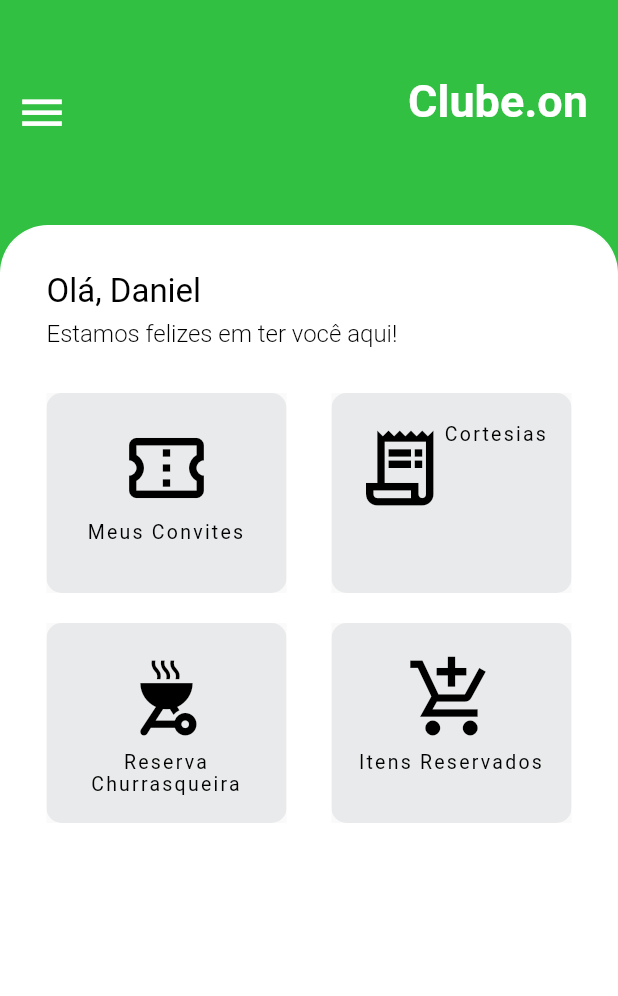
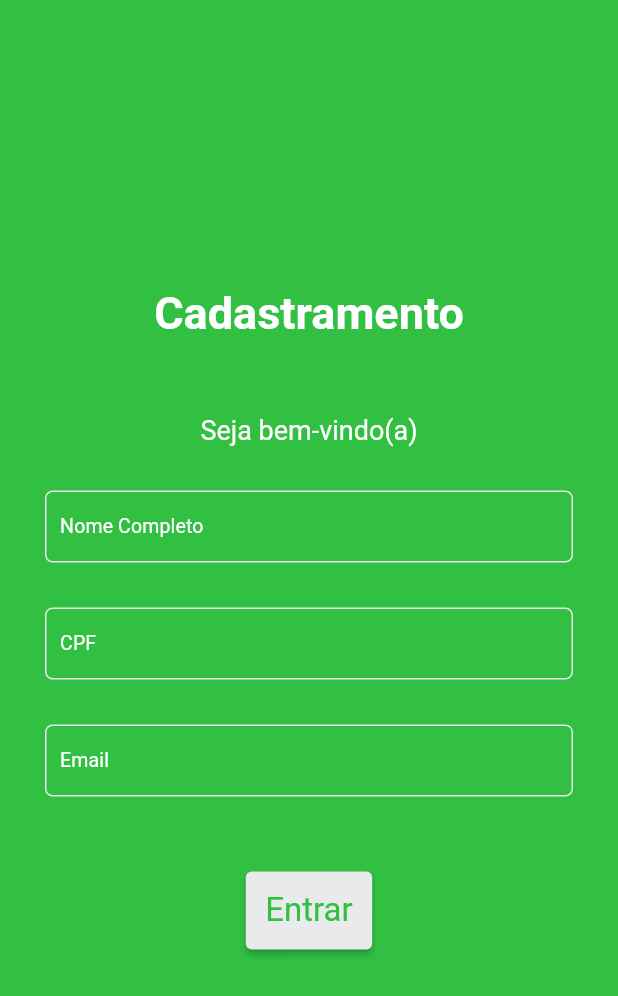
Before and after one commit to eliziariodm/desafio_wbc_sistemas, a Flutter app: the screen it shows after launch, on a phone screen of 412 x 824 dp. Shown: the top 996 px of the screen. Run offline on Flutter 3.47's test engine with Material 2 defaults, Android fonts, the phone set to English and light mode, and no system bars; our stand-ins replace brasil_fields, cached_network_image, hive, hive_flutter; accounts and stored records are empty.

Commit message:
adding feature register

```diff
--- a/lib/app/app_widget.dart
+++ b/lib/app/app_widget.dart
@@ -3,12 +3,14 @@ import 'package:flutter/services.dart';
 import 'package:provider/provider.dart';
 
 import 'controllers/grills_controller.dart';
+import 'controllers/register_controller.dart';
 import 'controllers/reserved_controller.dart';
 import 'data/datasources/get_grills_datasource.dart';
 import 'data/datasources/local/get_grills_local_datasource_impl.dart';
 import 'data/repositories/get_grills_repository.dart';
 import 'data/repositories/get_grills_repository_impl.dart';
 import 'modules/home/pages/home_page.dart';
+import 'modules/register/pages/register_page.dart';
 import 'modules/rent/pages/rent_page.dart';
 import 'modules/reserved/pages/reserved_page.dart';
 import 'modules/splash/pages/splash_page.dart';
@@ -28,6 +30,9 @@ class _AppWidgetState extends State<AppWidget> {
         Provider<GetGrillsDatasource>(
           create: (context) => GetGrillsLocalDatasourceImpl(),
         ),
+        ChangeNotifierProvider<RegisterController>(
+          create: (context) => RegisterController(),
+        ),
         Provider<GetGrillsRepository>(
           create: (context) => GetGrillsRepositoryImpl(context.read()),
         ),
@@ -42,6 +47,7 @@ class _AppWidgetState extends State<AppWidget> {
         debugShowCheckedModeBanner: false,
         routes: {
           '/': (_) => const SplashPage(),
+          '/register': (_) => const RegisterPage(),
           '/home': (_) => const HomePage(),
           '/rent': (_) => const RentPage(),
           '/reserved': (_) => const ReservedPage(),
--- /dev/null
+++ b/lib/app/controllers/register_controller.dart
@@ -0,0 +1,59 @@
+import 'package:flutter/material.dart';
+import 'package:hive/hive.dart';
+
+import '../data/models/user_model.dart';
+
+class RegisterController extends ChangeNotifier {
+  int clickSingleRegister = 0;
+  List<UserModel> userList = <UserModel>[];
+
+  late Box boxSingleRegister;
+  late Box boxUser;
+
+  get openBoxRegister => _openBoxRegister;
+
+  _openBoxRegister() async {
+    boxSingleRegister = await Hive.openBox<int>('single');
+    boxUser = await Hive.openBox<UserModel>('user');
+
+    await _singleRegister();
+    await _readyUser();
+  }
+
+  createUser({required String? fullName, required String? email}) async {
+    var name = fullName!.split(' ');
+
+    var firstName = name[0];
+
+    userList.add(
+      UserModel(
+        name: firstName,
+        email: email!,
+      ),
+    );
+
+    boxUser.put(
+      'singleUser',
+      UserModel(
+        name: userList[0].name,
+        email: userList[0].email,
+      ),
+    );
+
+    notifyListeners();
+  }
+
+  _singleRegister() async {
+    clickSingleRegister = boxSingleRegister.get('single') ?? 0;
+    await boxSingleRegister.put('single', 1);
+  }
+
+  _readyUser() async {
+    for (var user in boxUser.keys) {
+      UserModel userModel = await boxUser.get(user);
+      userList.add(userModel);
+
+      notifyListeners();
+    }
+  }
+}
--- a/lib/app/core/hive/hive_config.dart
+++ b/lib/app/core/hive/hive_config.dart
@@ -4,10 +4,13 @@ import 'package:hive_flutter/hive_flutter.dart';
 import 'package:path_provider/path_provider.dart';
 
 import 'grills_hive_adapter.dart';
+import 'user_hive_adapter.dart';
 
 class HiveConfig {
   static Future start() async {
     Hive.registerAdapter(GrillsHiveAdapter());
+    Hive.registerAdapter(UserHiveAdapter());
+
     Directory dir = await getApplicationSupportDirectory();
 
     await Hive.initFlutter(dir.path);
--- a/lib/app/modules/rent/widgets/texformfield_widget.dart
+++ b/lib/app/core/ui/ui_texformfield.dart
@@ -1,29 +1,47 @@
 import 'package:flutter/material.dart';
+import 'package:flutter/services.dart';
 
-class TextFormFieldWidget extends StatelessWidget {
+class UiTextFormField extends StatelessWidget {
   final void Function(String)? onChanged;
+  final TextEditingController? controller;
+  final String label;
+  final TextInputType? keyboardType;
+  final String? Function(String?)? validator;
+  final List<TextInputFormatter>? inputFormatters;
+  final bool isSearch;
 
-  const TextFormFieldWidget({
+  const UiTextFormField({
     Key? key,
+    required this.label,
     this.onChanged,
+    this.controller,
+    this.keyboardType,
+    this.validator,
+    this.inputFormatters,
+    this.isSearch = true,
   }) : super(key: key);
 
   @override
   Widget build(BuildContext context) {
     return TextFormField(
       onChanged: onChanged,
+      controller: controller,
+      keyboardType: keyboardType ?? TextInputType.name,
+      inputFormatters: inputFormatters,
+      validator: validator,
       cursorColor: Theme.of(context).colorScheme.primary,
-      keyboardType: TextInputType.name,
       style: Theme.of(context).textTheme.headlineSmall,
       decoration: InputDecoration(
-        prefixIcon: Icon(
-          Icons.search,
-          color: Theme.of(context).colorScheme.primary,
-        ),
+        prefixIcon: isSearch
+            ? Icon(
+                Icons.search,
+                color: Theme.of(context).colorScheme.primary,
+              )
+            : null,
         errorStyle: const TextStyle(height: 0),
-        contentPadding: const EdgeInsets.only(),
+        contentPadding: const EdgeInsets.only(left: 10),
         label: Text(
-          'Churrasqueira ou Preço',
+          label,
           style: Theme.of(context).textTheme.titleSmall,
         ),
         border: OutlineInputBorder(
--- /dev/null
+++ b/lib/app/data/models/user_model.dart
@@ -0,0 +1,35 @@
+import 'dart:convert';
+
+class UserModel {
+  final String name;
+  final String email;
+
+  UserModel({
+    required this.name,
+    required this.email,
+  });
+
+  factory UserModel.fromMap(Map<String, dynamic> map) {
+    return UserModel(
+      name: map['name'] ?? '',
+      email: map['email'] ?? '',
+    );
+  }
+
+  Map<String, dynamic> toMap() {
+    return {
+      'name': name,
+      'email': email,
+    };
+  }
+
+  String toJson() => jsonEncode(toMap());
+
+  factory UserModel.fromJson(String json) =>
+      UserModel.fromMap(jsonDecode(json));
+
+  @override
+  String toString() {
+    return 'UserModel(name: $name, email: $email)';
+  }
+}
--- a/lib/app/modules/home/components/body_component.dart
+++ b/lib/app/modules/home/components/body_component.dart
@@ -1,5 +1,7 @@
 import 'package:flutter/material.dart';
+import 'package:provider/provider.dart';
 
+import '../../../controllers/register_controller.dart';
 import '../widgets/button_widget.dart';
 
 class BodyComponent extends StatelessWidget {
@@ -27,10 +29,12 @@ class BodyComponent extends StatelessWidget {
             physics: const NeverScrollableScrollPhysics(),
             padding: const EdgeInsets.symmetric(horizontal: 30, vertical: 30),
             children: [
-              Text(
-                'Olá, Daniel',
-                style: Theme.of(context).textTheme.bodyMedium,
-              ),
+              Consumer<RegisterController>(builder: (_, register, __) {
+                return Text(
+                  'Olá, ${register.userList[0].name}',
+                  style: Theme.of(context).textTheme.bodyMedium,
+                );
+              }),
               const SizedBox(height: 6),
               Text(
                 'Estamos felizes em ter você aqui!',
@@ -69,7 +73,7 @@ class BodyComponent extends StatelessWidget {
                       ),
                       ButtonWidget(
                         iconData: Icons.outdoor_grill,
-                        text: 'Reserva Churrasqueira',
+                        text: 'Reservar Churrasqueira',
                         onTap: () {
                           Navigator.pushNamed(context, '/rent');
                         },
--- a/lib/app/modules/home/components/drawer_component.dart
+++ b/lib/app/modules/home/components/drawer_component.dart
@@ -1,5 +1,7 @@
 import 'package:flutter/material.dart';
+import 'package:provider/provider.dart';
 
+import '../../../controllers/register_controller.dart';
 import '../widgets/exit_widget.dart';
 
 class DrawerComponent extends StatelessWidget {
@@ -11,15 +13,16 @@ class DrawerComponent extends StatelessWidget {
       child: SafeArea(
         child: Padding(
           padding: const EdgeInsets.fromLTRB(15, 25, 0, 0),
-          child: Column(
+          child: Consumer<RegisterController>(builder: (_, register, __) {
+            return Column(
               crossAxisAlignment: CrossAxisAlignment.start,
               children: [
                 Text(
-                'Daniel',
+                  register.userList[0].name,
                   style: Theme.of(context).textTheme.displayMedium,
                 ),
                 Text(
-                'eliziariodm@gmail.com',
+                  register.userList[0].email,
                   style: Theme.of(context).textTheme.displaySmall,
                 ),
                 const SizedBox(height: 20),
@@ -60,7 +63,8 @@ class DrawerComponent extends StatelessWidget {
                   },
                 ),
               ],
-          ),
+            );
+          }),
         ),
       ),
     );
--- /dev/null
+++ b/lib/app/modules/register/pages/register_page.dart
@@ -0,0 +1,139 @@
+import 'package:brasil_fields/brasil_fields.dart';
+import 'package:flutter/material.dart';
+import 'package:flutter/services.dart';
+import 'package:provider/provider.dart';
+
+import '../../../controllers/register_controller.dart';
+import '../../../core/ui/ui_texformfield.dart';
+
+class RegisterPage extends StatefulWidget {
+  const RegisterPage({super.key});
+
+  @override
+  State<RegisterPage> createState() => _RegisterPageState();
+}
+
+class _RegisterPageState extends State<RegisterPage> {
+  final _formKey = GlobalKey<FormState>();
+  TextEditingController nameTextController = TextEditingController();
+  TextEditingController emailTextController = TextEditingController();
+
+  @override
+  void dispose() {
+    nameTextController.dispose();
+    emailTextController.dispose();
+    super.dispose();
+  }
+
+  @override
+  Widget build(BuildContext context) {
+    return Scaffold(
+      backgroundColor: Theme.of(context).colorScheme.secondary,
+      body: LayoutBuilder(
+        builder: (context, constraints) {
+          return Container(
+            height: constraints.maxHeight,
+            width: constraints.maxWidth,
+            padding: const EdgeInsets.symmetric(horizontal: 30),
+            child: Form(
+              key: _formKey,
+              child: Column(
+                mainAxisAlignment: MainAxisAlignment.center,
+                crossAxisAlignment: CrossAxisAlignment.center,
+                children: [
+                  Text(
+                    'Cadastramento',
+                    style: Theme.of(context).textTheme.titleLarge,
+                  ),
+                  const SizedBox(height: 50),
+                  Text(
+                    'Seja bem-vindo(a)',
+                    style: Theme.of(context).textTheme.headlineSmall,
+                  ),
+                  const SizedBox(height: 30),
+                  UiTextFormField(
+                    controller: nameTextController,
+                    isSearch: false,
+                    label: 'Nome Completo',
+                    validator: (value) {
+                      if (value!.isEmpty) {
+                        return "Digite seu Nome Completo!";
+                      } else {
+                        return null;
+                      }
+                    },
+                  ),
+                  const SizedBox(height: 30),
+                  UiTextFormField(
+                    isSearch: false,
+                    label: 'CPF',
+                    keyboardType: TextInputType.number,
+                    inputFormatters: [
+                      FilteringTextInputFormatter.digitsOnly,
+                      CpfInputFormatter()
+                    ],
+                    validator: (value) {
+                      if (value!.isEmpty) {
+                        return "Digite seu CPF!";
+                      } else if (value.length <= 11) {
+                        return "O CPF tem um total de 11 dígitos!";
+                      } else {
+                        return null;
+                      }
+                    },
+                  ),
+                  const SizedBox(height: 30),
+                  UiTextFormField(
+                    isSearch: false,
+                    label: 'Email',
+                    controller: emailTextController,
+                    keyboardType: TextInputType.emailAddress,
+                    validator: (value) {
+                      if (value!.isEmpty) {
+                        return "Digite seu Email!";
+                      } else if (!value.contains('@')) {
+                        return "Digite um email válido!";
+                      } else {
+                        return null;
+                      }
+                    },
+                  ),
+                  const SizedBox(height: 50),
+                  Consumer<RegisterController>(builder: (_, register, __) {
+                    return ElevatedButton(
+                      onPressed: () {
+                        if (_formKey.currentState!.validate()) {
+                          Navigator.pushReplacementNamed(context, '/home');
+                        }
+                        register.createUser(
+                          fullName: nameTextController.text,
+                          email: emailTextController.text,
+                        );
+                      },
+                      style: ButtonStyle(
+                        backgroundColor: MaterialStateProperty.all<Color>(
+                          Theme.of(context).colorScheme.primary,
+                        ),
+                        padding: MaterialStateProperty.all<EdgeInsets>(
+                          const EdgeInsets.all(13),
+                        ),
+                      ),
+                      child: Text(
+                        'Entrar',
+                        style: Theme.of(context).textTheme.bodyMedium?.merge(
+                              TextStyle(
+                                color: Theme.of(context).colorScheme.secondary,
+                              ),
+                            ),
+                      ),
+                    );
+                  }),
+                ],
+              ),
+            ),
+          );
+        },
+      ),
+    );
+  }
+}
--- a/lib/app/modules/rent/pages/rent_page.dart
+++ b/lib/app/modules/rent/pages/rent_page.dart
@@ -4,8 +4,8 @@ import 'package:provider/provider.dart';
 
 import '../../../controllers/grills_controller.dart';
 import '../../../controllers/reserved_controller.dart';
+import '../../../core/ui/ui_texformfield.dart';
 import '../../../core/utils/debouncer.dart';
-import '../widgets/texformfield_widget.dart';
 
 class RentPage extends StatefulWidget {
   const RentPage({Key? key}) : super(key: key);
@@ -32,7 +32,8 @@ class _RentPageState extends State<RentPage> {
         return Scaffold(
           appBar: AppBar(
             toolbarHeight: 100,
-            title: TextFormFieldWidget(
+            title: UiTextFormField(
+              label: 'Churrasqueira ou Preço',
               onChanged: ((value) {
                 debouncer(() => grills.getGrills(value));
               }),
--- a/pubspec.yaml
+++ b/pubspec.yaml
@@ -34,8 +34,9 @@ dependencies:
 
   # The following adds the Cupertino Icons font to your application.
   # Use with the CupertinoIcons class for iOS style icons.
+  brasil_fields: ^1.11.0
+  cached_network_image: ^3.2.3
   cupertino_icons: ^1.0.2
-  cached_network_image: ^3.2.3
   hive: ^2.2.3
   hive_flutter: ^1.1.0
   path_provider: ^2.0.14
```
Also changed, not shown: lib/app/core/hive/user_hive_adapter.dart (added, +22 -0 lines), lib/app/modules/splash/pages/splash_page.dart (+12 -3 lines), pubspec.lock, 2 other files. Lines whose indentation alone changed are shown as unchanged.
